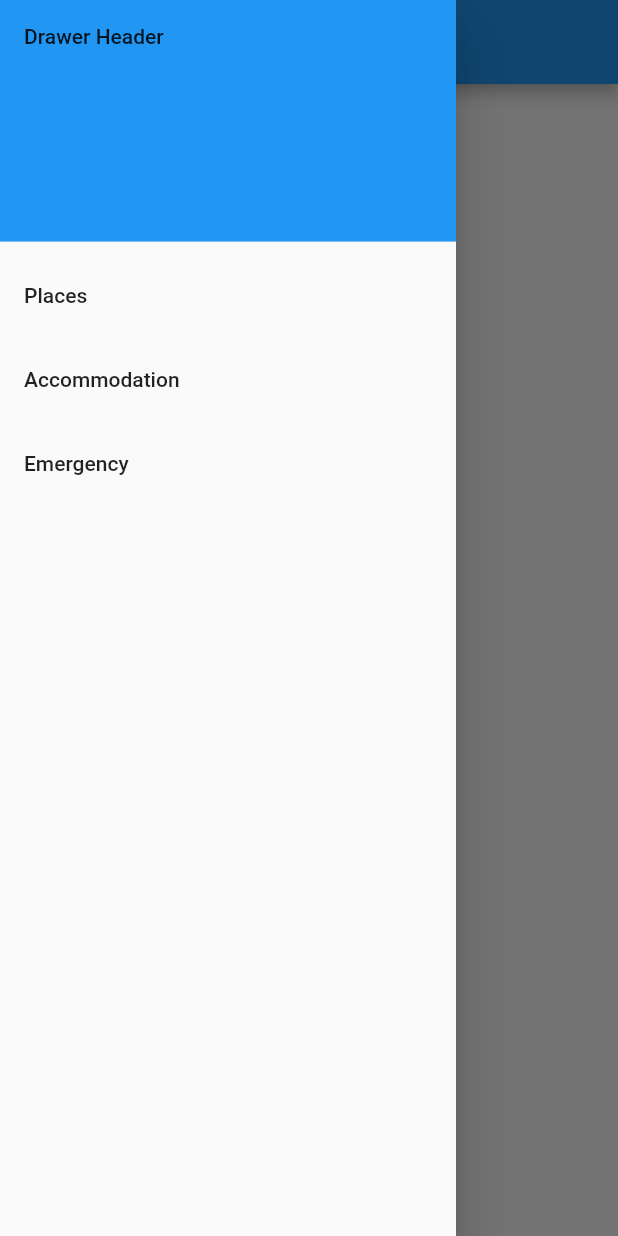
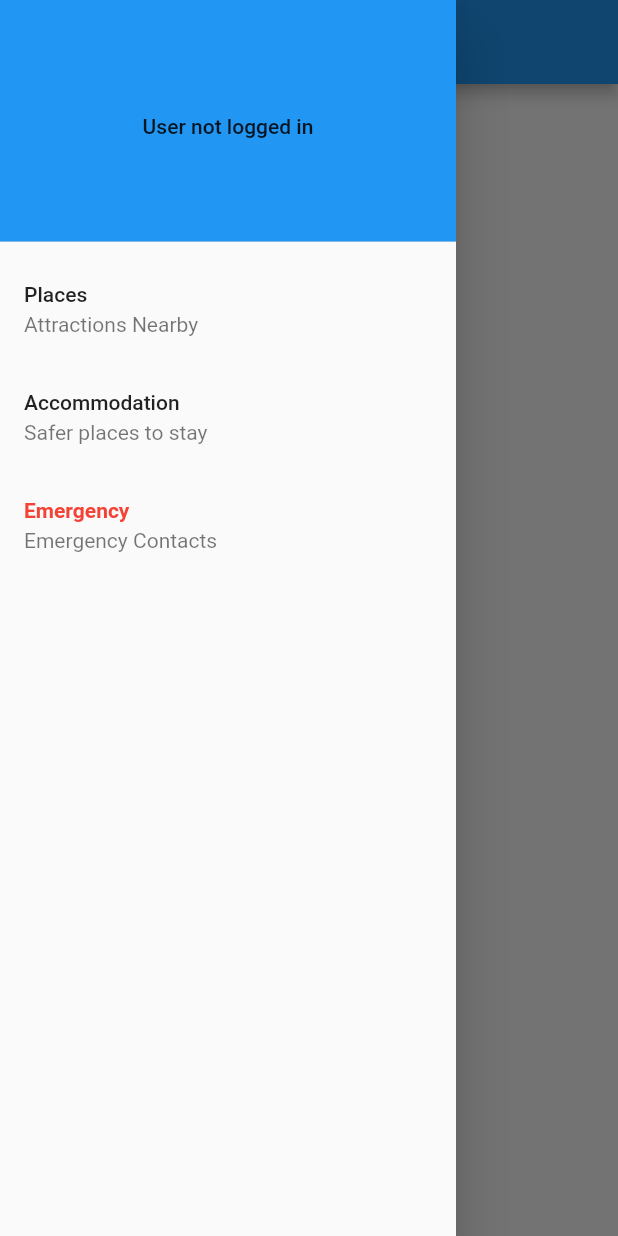
Before and after one commit to budvinchathura/smarttouristguide, a Flutter app: the screen it shows after launch, with the side drawer open, on a phone screen of 412 x 824 dp. Run offline on Flutter 3.47's test engine with Material 2 defaults, Android fonts, the phone set to English and light mode, and no system bars; our stand-ins replace cloud_firestore, firebase_analytics, firebase_database, google_maps_flutter; accounts and stored records are empty.

Commit message:
list views implemented

```diff
--- /dev/null
+++ b/lib/emergency/emergency.dart
@@ -0,0 +1,26 @@
+
+import 'package:cloud_firestore/cloud_firestore.dart';
+
+class Emergency {
+  final String description;
+  final String name;
+  final String contact;
+  final DocumentReference reference;
+  final GeoPoint location;
+
+  Emergency.fromMap(Map<String, dynamic> map, {this.reference})
+      : assert(map['description'] != null),
+        assert(map['name'] != null),
+        assert(map['location'] != null),
+        assert(map['contact'] != null),
+        description = map['description'],
+        location = map['location'],
+        contact = map['contact'],
+        name = map['name'];
+
+  Emergency.fromSnapshot(DocumentSnapshot snapshot)
+      : this.fromMap(snapshot.data, reference: snapshot.reference);
+
+  @override
+  String toString() => "Emergency Contact $name";
+}
--- a/lib/first_screen.dart
+++ /dev/null
@@ -1,55 +0,0 @@
-import 'package:flutter/material.dart';
-import './side_drawer.dart';
-import 'package:firebase_database/firebase_database.dart';
-
-class FirstScreen extends StatelessWidget {
-  final databaseReference = FirebaseDatabase.instance.reference();
-
-  void getData() {
-    databaseReference.once().then((DataSnapshot snapshot) {
-      print('Data : ${snapshot.value['locations'].toString()}');
-    });
-  }
-
-  void createRecord() {
-    databaseReference.child("locations").child('2').set({
-      'name': 'location 2',
-      'description': 'desc on loc 2',
-      'location': {'lat': 10, 'lng': 20}
-    });
-  }
-
-  @override
-  Widget build(BuildContext context) {
-    return Scaffold(
-      drawer: SideDrawer(),
-      appBar: AppBar(
-        title: Text("First Screen"),
-      ),
-      body: Center(
-        child: Column(
-          children: [
-            RaisedButton(
-              child: Text("go to 2nd page"),
-              onPressed: () {
-                Navigator.pushNamed(context, '/second');
-              },
-            ),
-            RaisedButton(
-              child: Text('Create Record'),
-              onPressed: () {
-                createRecord();
-              },
-            ),
-            RaisedButton(
-              child: Text('View Record'),
-              onPressed: () {
-                getData();
-              },
-            )
-          ],
-        ),
-      ),
-    );
-  }
-}
--- /dev/null
+++ b/lib/home_screen.dart
@@ -0,0 +1,33 @@
+import 'package:flutter/material.dart';
+import './side_drawer.dart';
+import 'package:firebase_database/firebase_database.dart';
+
+import './place/place_tile_list.dart';
+
+class HomeScreen extends StatefulWidget {
+  final databaseReference = FirebaseDatabase.instance.reference();
+  final _locations = [];
+
+  HomeScreen() {
+    // print(this._locations);
+  }
+
+  @override
+  State<StatefulWidget> createState() {
+    return _HomeScreenState();
+  }
+}
+
+class _HomeScreenState extends State<HomeScreen> {
+  @override
+  Widget build(BuildContext context) {
+    return Scaffold(
+        drawer: SideDrawer(),
+        appBar: AppBar(
+          title: Text("Attractions"),
+        ),
+        body: Column(
+          children: <Widget>[PlaceTileList()],
+        ));
+  }
+}
--- a/lib/main.dart
+++ b/lib/main.dart
@@ -114,8 +114,9 @@
 
 
 import 'package:flutter/material.dart';
-import './first_screen.dart';
-import './second_screen.dart';
+import './home_screen.dart';
+import './accommodation_screen.dart';
+import './emergency_screen.dart';
 
 void main() => runApp(MyApp());
 
@@ -130,8 +131,10 @@ class MyApp extends StatelessWidget {
     return MaterialApp(
       initialRoute: '/',
       routes: {
-        '/':(context)=>FirstScreen(),
-        '/second':(context) => SecondScreen()
+        '/':(context)=>HomeScreen(),
+        '/accommodation':(context) => AccommodationScreen(),
+        // '/place_view':(context)=> PlaceView(),
+        '/emergency':(context)=>EmergencyScreen(),
       },
     );
   }
--- /dev/null
+++ b/lib/place/place.dart
@@ -0,0 +1,26 @@
+
+import 'package:cloud_firestore/cloud_firestore.dart';
+
+class Place {
+  final String description;
+  final String name;
+  final String image;
+  final DocumentReference reference;
+  final GeoPoint location;
+
+  Place.fromMap(Map<String, dynamic> map, {this.reference})
+      : assert(map['description'] != null),
+        assert(map['name'] != null),
+        assert(map['location'] != null),
+        assert(map['image'] != null),
+        description = map['description'],
+        location = map['location'],
+        image = map['image'],
+        name = map['name'];
+
+  Place.fromSnapshot(DocumentSnapshot snapshot)
+      : this.fromMap(snapshot.data, reference: snapshot.reference);
+
+  @override
+  String toString() => "Attraction $name";
+}
--- /dev/null
+++ b/lib/place/place_tile_list.dart
@@ -0,0 +1,39 @@
+import 'package:flutter/material.dart';
+import 'package:firebase_database/firebase_database.dart';
+import 'package:cloud_firestore/cloud_firestore.dart';
+import './place_tile.dart';
+import './place.dart';
+
+
+class PlaceTileList extends StatelessWidget {
+
+  Widget _buildList(BuildContext context, List<DocumentSnapshot> snapshot) {
+    return ListView(
+      shrinkWrap: true,
+      padding: const EdgeInsets.only(top: 20.0),
+      children: snapshot.map((data) => _buildListItem(context, data)).toList(),
+    );
+  }
+
+  Widget _buildListItem(BuildContext context, DocumentSnapshot data) {
+    final place = Place.fromSnapshot(data);
+
+    return PlaceTile(context, place);
+  }
+
+
+
+
+
+  @override
+  Widget build(BuildContext context) {
+    return StreamBuilder<QuerySnapshot>(
+      stream: Firestore.instance.collection('places').snapshots(),
+      builder: (context, snapshot) {
+        if (!snapshot.hasData) return LinearProgressIndicator();
+
+        return _buildList(context, snapshot.data.documents);
+      },
+    );
+  }
+}
--- a/lib/side_drawer.dart
+++ b/lib/side_drawer.dart
@@ -4,43 +4,41 @@ class SideDrawer extends StatelessWidget {
   @override
   Widget build(BuildContext context) {
     return Drawer(
-
       child: ListView(
         padding: EdgeInsets.zero,
         children: <Widget>[
           DrawerHeader(
-            child: Text('Drawer Header'),
+            child: Center(child: Text('User not logged in')),
             decoration: BoxDecoration(
+              shape: BoxShape.rectangle,
               color: Colors.blue,
             ),
           ),
           ListTile(
             title: Text('Places'),
+            subtitle: Text('Attractions Nearby'),
             onTap: () {
-              Navigator.of(context).pop();
-              Navigator.of(context).pushNamed('/');
-
+              Navigator.popUntil(context, ModalRoute.withName('/'));
             },
           ),
           ListTile(
             title: Text('Accommodation'),
+            subtitle: Text('Safer places to stay'),
             onTap: () {
               Navigator.of(context).pop();
-              Navigator.of(context).pushNamed('/second');
-
+              Navigator.of(context).pushNamed('/accommodation');
             },
           ),
           ListTile(
-            title: Text('Emergency'),
+            title: Text('Emergency',style: TextStyle(color: Colors.red,fontWeight: FontWeight.bold),),
+            subtitle: Text('Emergency Contacts'),
             onTap: () {
-              // Navigator.of(context).pop();
-              // Navigator.of(context).pushNamed('/second');
-
+              Navigator.of(context).pop();
+              Navigator.of(context).pushNamed('/emergency');
             },
           )
         ],
       ),
     );
-
   }
 }
```
Also changed, not shown: lib/accommodation/acm.dart (added, +26 -0 lines), lib/accommodation/acm_tile.dart (added, +38 -0 lines), lib/accommodation/acm_tile_list.dart (added, +39 -0 lines), lib/accommodation/acm_view.dart (added, +28 -0 lines), lib/accommodation_screen.dart (added, +14 -0 lines), lib/emergency/emergency_contact_list.dart (added, +40 -0 lines), lib/emergency/emergency_contact_tile.dart (added, +50 -0 lines), lib/emergency_screen.dart (added, +14 -0 lines), lib/place/place_tile.dart (added, +56 -0 lines), lib/place/place_view.dart (added, +32 -0 lines), lib/second_screen.dart (deleted, +0 -24 lines), pubspec.yaml (+5 -2 lines), pubspec.lock, 7 other files.
